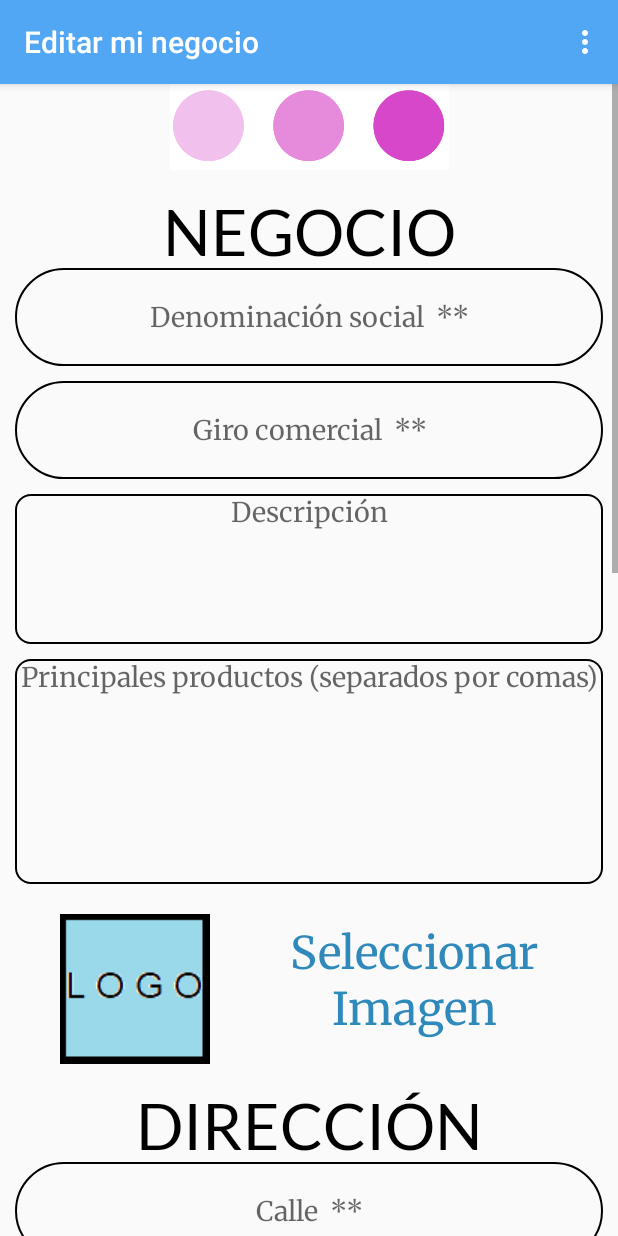
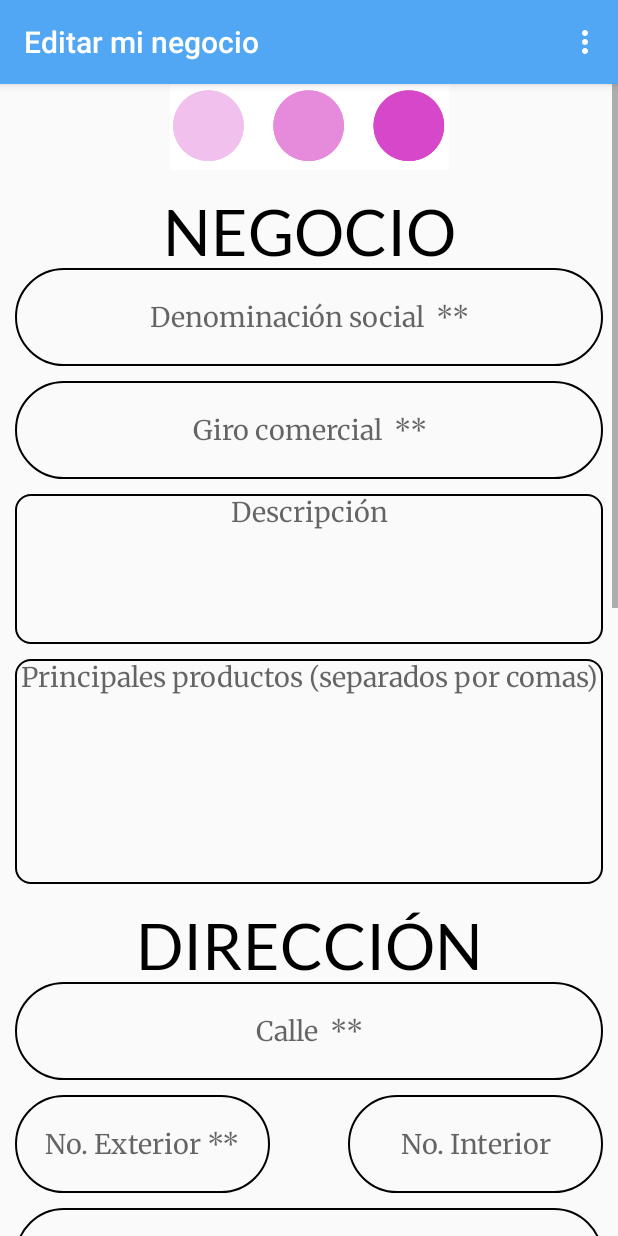
Before and after one commit to itzvargas/DirectorioComercial, an Android app: the EditarNegocio screen opened directly, with no data from a screen before it, on a phone screen of 412 x 824 dp. Run offline under Robolectric (Android 15) with nearby library versions, the phone set to English and light mode, and no system bars; our stand-ins replace Volley; network calls fail.

Commit message:
Consulta de foto y Editar Negocio.

```diff
--- a/app/src/main/java/clases/Constant.java
+++ b/app/src/main/java/clases/Constant.java
@@ -15,6 +15,7 @@ public class Constant {
     public static final String INSCRIBIR = API + "/negocios/create";
     public static final String NEGOCIO = API + "/directorio";
     public static final String NEGOCIO_INDIVIDUAL = API + "/negocios/";
+    public static final String EDITAR_NEGOCIO = API + "/negocios/";
     public static final String COMENTARIOS = API + "/comentarios";
     public static final String PUBLICAR_COMENTARIO = API + "/publicar_comentario";
 
@@ -35,5 +36,5 @@ public class Constant {
     public static final String MIS_NEGOCIOS = API + "/usuarios/";
 
     //Imagenes
-    public static final String FOTO = HOME + "/storage/";
+    public static final String FOTO = URL + "directorio-ca/storage/app/public/";
 }
--- a/app/src/main/res/layout/activity_editar_negocio.xml
+++ b/app/src/main/res/layout/activity_editar_negocio.xml
@@ -6,9 +6,7 @@
     android:layout_width="match_parent"
     android:layout_height="match_parent"
     android:fillViewport="true">
-<androidx.constraintlayout.widget.ConstraintLayout xmlns:android="http://schemas.android.com/apk/res/android"
-    xmlns:app="http://schemas.android.com/apk/res-auto"
-    xmlns:tools="http://schemas.android.com/tools"
+<androidx.constraintlayout.widget.ConstraintLayout
     android:layout_width="match_parent"
     android:layout_height="match_parent"
     tools:context=".EditarNegocio">
@@ -128,35 +126,6 @@
         app:layout_constraintStart_toStartOf="parent"
         app:layout_constraintTop_toBottomOf="@+id/edt_descripcionEditar" />
 
-    <ImageView
-        android:id="@+id/logoNegEditar"
-        android:layout_width="100dp"
-        android:layout_height="100dp"
-        android:layout_marginStart="40dp"
-        android:layout_marginTop="20dp"
-        app:layout_constraintStart_toStartOf="parent"
-        app:layout_constraintTop_toBottomOf="@+id/edt_productosEditar"
-        app:srcCompat="@drawable/imagenlogo" />
-
-    <TextView
-        android:id="@+id/seleccionarLogoEditar"
-        android:layout_width="0dp"
-        android:layout_height="80dp"
-        android:layout_marginStart="10dp"
-        android:layout_marginTop="25dp"
-        android:layout_marginEnd="10dp"
-        android:fontFamily="@font/merriweather"
-        android:text="Seleccionar\nImagen"
-        android:textAlignment="center"
-        android:textColor="@color/colorPrimaryDark"
-        app:autoSizeMaxTextSize="100sp"
-        app:autoSizeMinTextSize="12sp"
-        app:autoSizeStepGranularity="2sp"
-        app:autoSizeTextType="uniform"
-        app:layout_constraintEnd_toEndOf="parent"
-        app:layout_constraintStart_toEndOf="@+id/logoNegEditar"
-        app:layout_constraintTop_toBottomOf="@+id/edt_productosEditar" />
-
     <TextView
         android:id="@+id/textView4"
         android:layout_width="match_parent"
@@ -173,7 +142,7 @@
         app:layout_constraintEnd_toEndOf="parent"
         app:layout_constraintHorizontal_bias="0.494"
         app:layout_constraintStart_toStartOf="parent"
-        app:layout_constraintTop_toBottomOf="@+id/logoNegEditar" />
+        app:layout_constraintTop_toBottomOf="@+id/edt_productosEditar" />
 
     <EditText
         android:id="@+id/edt_calleEditar"
@@ -499,7 +468,7 @@
         android:layout_marginTop="15dp"
         android:layout_marginEnd="10dp"
         android:background="@drawable/btn_redondeado_verde"
-        android:text="Enviar"
+        android:text="Editar"
         android:textAlignment="center"
         android:textColor="@android:color/white"
         app:autoSizeMaxTextSize="100sp"
```
Also changed, not shown: app/src/main/java/com/example/directoriocomercial/EditarNegocio.java (+244 -1 lines), app/src/main/java/com/example/directoriocomercial/MisNegocios.java (+3 -13 lines), app/src/main/java/com/example/directoriocomercial/Negocio.java (+8 -33 lines), app/src/main/java/com/example/directoriocomercial/insNegocio.java (+3 -39 lines), 1 other file.
